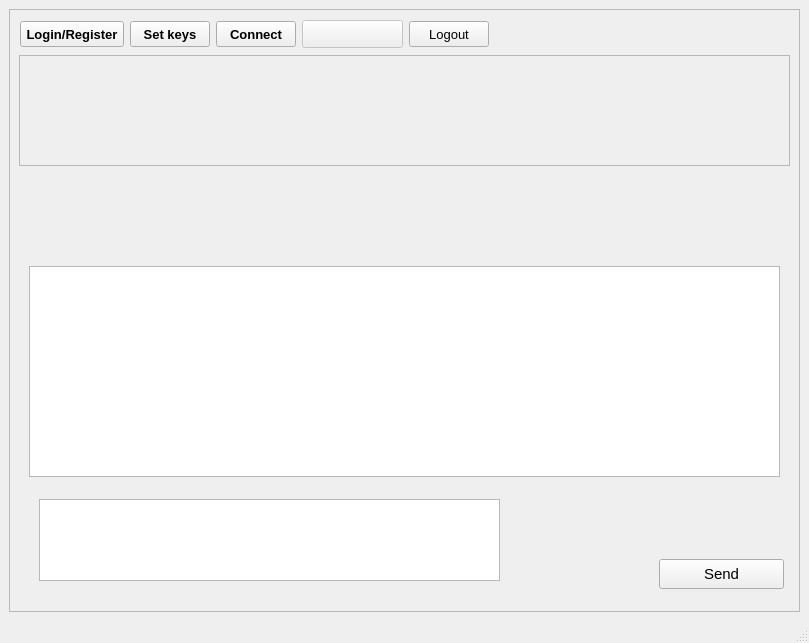
First picture: the form in mainwindow.ui, repository egge313/eggemesg, before the edit.
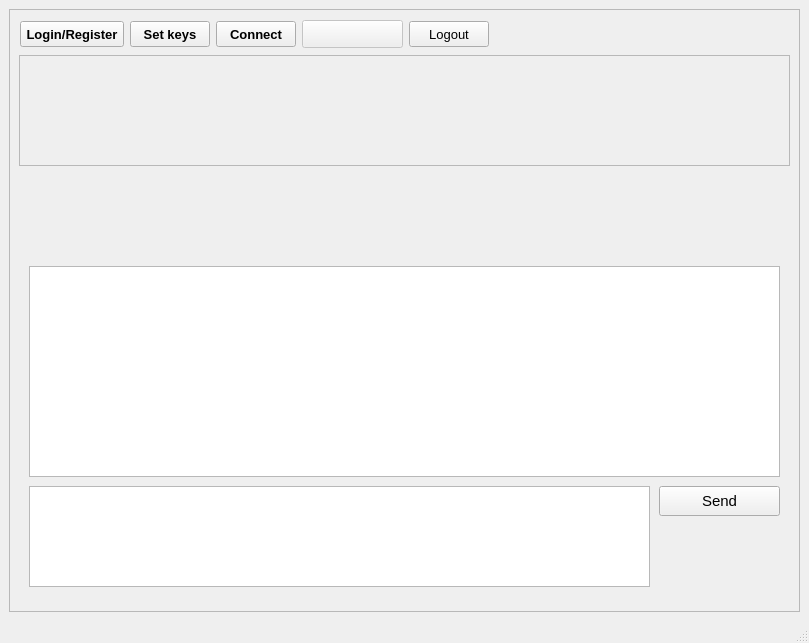
Second picture: the form after the edit. Icons and pictures are not drawn.

What changed in the file:
```diff
--- a/mainwindow.ui
+++ b/mainwindow.ui
@@ -100,7 +100,7 @@
          <x>10</x>
          <y>177</y>
          <width>771</width>
-         <height>301</height>
+         <height>411</height>
         </rect>
        </property>
        <widget class="QTextEdit" name="textEditMyMessages">
@@ -113,27 +113,13 @@
          </rect>
         </property>
        </widget>
-      </widget>
-      <widget class="QPushButton" name="Send">
-       <property name="geometry">
-        <rect>
-         <x>650</x>
-         <y>550</y>
-         <width>125</width>
-         <height>30</height>
-        </rect>
-       </property>
-       <property name="text">
-        <string>Send</string>
-       </property>
-      </widget>
       <widget class="QTextEdit" name="textEditMessages">
        <property name="geometry">
         <rect>
-         <x>30</x>
-         <y>490</y>
-         <width>461</width>
-         <height>82</height>
+          <x>10</x>
+          <y>300</y>
+          <width>621</width>
+          <height>101</height>
         </rect>
        </property>
        <property name="minimumSize">
@@ -148,6 +134,20 @@
        <property name="sizeAdjustPolicy">
         <enum>QAbstractScrollArea::SizeAdjustPolicy::AdjustToContents</enum>
        </property>
+       </widget>
+       <widget class="QPushButton" name="pushButtonSend">
+        <property name="geometry">
+         <rect>
+          <x>640</x>
+          <y>300</y>
+          <width>121</width>
+          <height>30</height>
+         </rect>
+        </property>
+        <property name="text">
+         <string>Send</string>
+        </property>
+       </widget>
       </widget>
       <widget class="QPushButton" name="pushButtonLogin">
        <property name="geometry">
```
Lines whose indentation alone changed are shown as unchanged.
